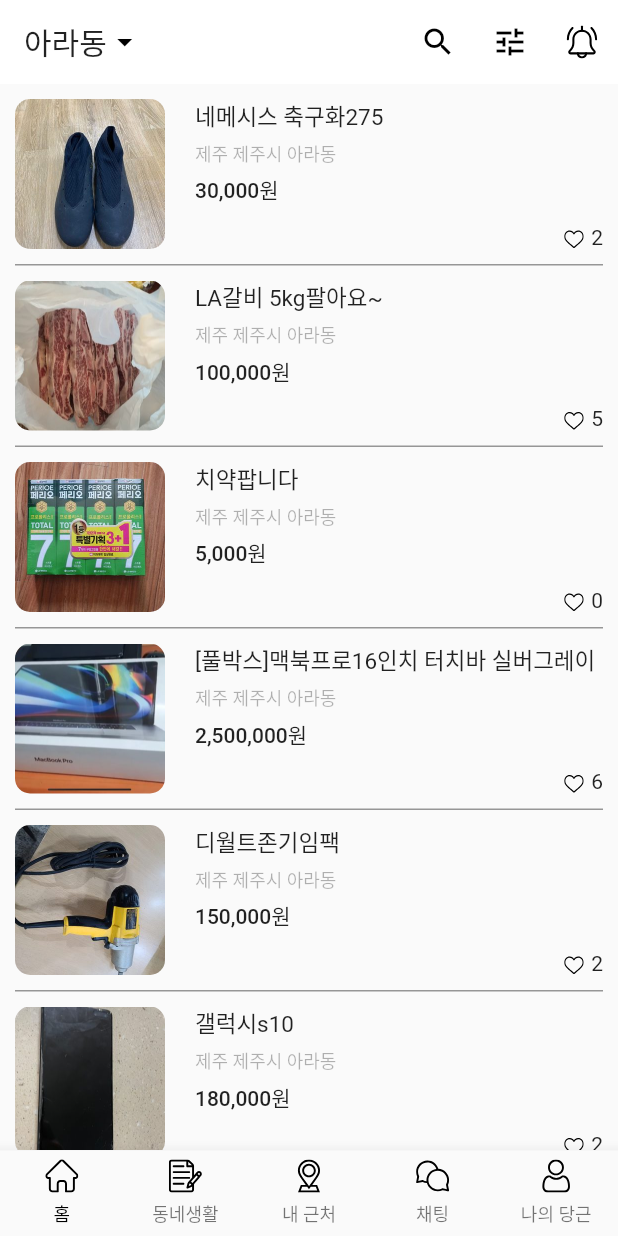
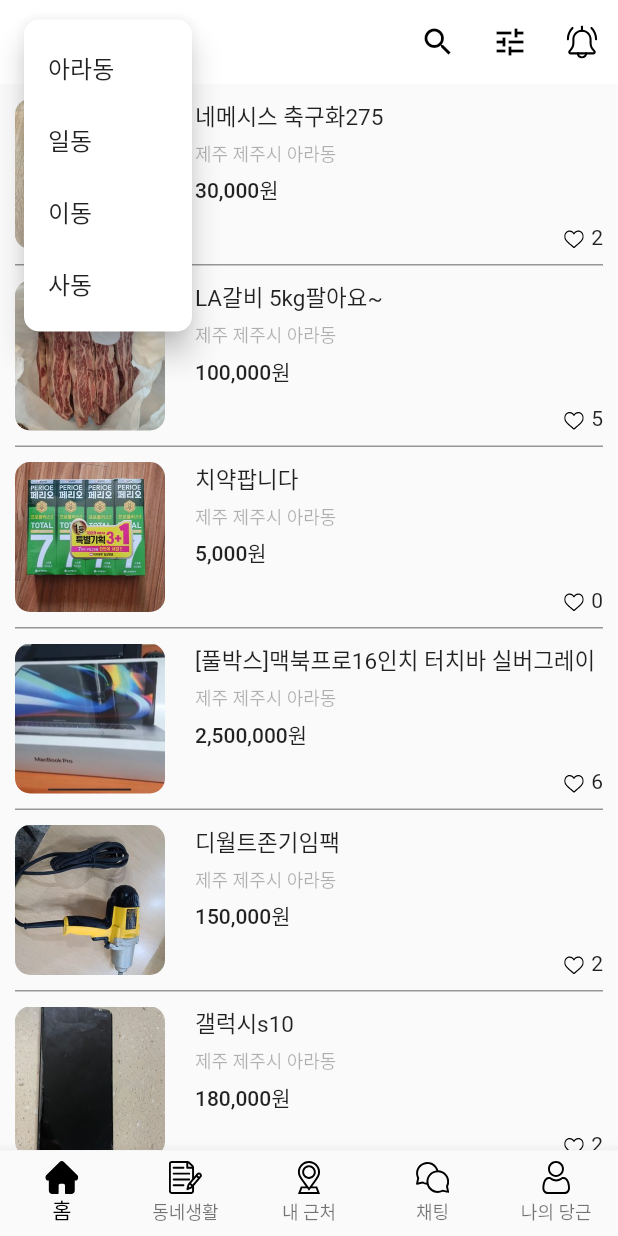
Before and after one commit to SHINDONGDONG/Flutter_Carrot, a Flutter app: the screen it shows after launch, after a tap on "아라동", on a phone screen of 412 x 824 dp. Run offline on Flutter 3.47's test engine with Material 2 defaults, Android fonts, the phone set to English and light mode, and no system bars; our stand-ins replace flutter_svg.

Commit message:
POPUP menu Map

```diff
--- a/lib/Widgets/app_bar.dart
+++ /dev/null
@@ -1,27 +0,0 @@
-import 'package:flutter/material.dart';
-import 'package:flutter_svg/svg.dart';
-
-Widget appBarWidget(){
-  return AppBar(
-    title: GestureDetector(
-      onTap: (){
-        print('Click');
-      },
-      // onLongPress: (){
-      //   print('Long press');
-      // },
-      child: Row(
-        children: [
-          Text('아라동'),
-          Icon(Icons.arrow_drop_down_outlined),
-        ],
-      ),
-    ),
-    elevation: 0.0,
-    actions: [
-      IconButton(icon: Icon(Icons.search), onPressed: (){}),
-      IconButton(icon: Icon(Icons.tune), onPressed: (){}),
-      IconButton(icon: SvgPicture.asset("assets/svg/bell.svg",width: 22,), onPressed: (){}),
-    ],
-  );
-}
--- a/lib/main.dart
+++ b/lib/main.dart
@@ -1,4 +1,5 @@
 import 'package:flutter/material.dart';
+import 'package:flutter_carrot/page/app.dart';
 import 'package:flutter_carrot/page/home.dart';
 
 void main() {
@@ -14,7 +15,7 @@ class MyApp extends StatelessWidget {
       theme: ThemeData(
         primaryColor: Colors.white
       ),
-      home: Home(),
+      home: App(),
     );
   }
 }
--- /dev/null
+++ b/lib/page/app.dart
@@ -0,0 +1,100 @@
+import 'package:flutter/material.dart';
+import 'package:flutter_svg/svg.dart';
+
+import 'home.dart';
+
+class App extends StatefulWidget {
+  App({Key key}) : super(key: key);
+
+  @override
+  _AppState createState() => _AppState();
+}
+
+class _AppState extends State<App> {
+  int _currentPageIndex = 0;
+
+  @override
+  void initState() {
+    super.initState();
+    _currentPageIndex = 0;
+  }
+
+  /*
+   * bottomNavigation UI
+   */
+  Widget _bottomNavigationWidget() {
+    return BottomNavigationBar(
+      type: BottomNavigationBarType.fixed,
+      currentIndex: _currentPageIndex,
+      onTap: (index) {
+        setState(() {
+          _currentPageIndex = index;
+        });
+      },
+      selectedItemColor: Colors.black,
+      items: <BottomNavigationBarItem>[
+        _bottomNavigationBarItem("home", "홈"),
+        _bottomNavigationBarItem("notes", "동네생활"),
+        _bottomNavigationBarItem("location", "내 근처"),
+        _bottomNavigationBarItem("chat", "채팅"),
+        _bottomNavigationBarItem("user", "나의 당근"),
+      ],
+    );
+  }
+
+  BottomNavigationBarItem _bottomNavigationBarItem(
+      String iconName, String name) {
+    return BottomNavigationBarItem(
+      icon: SvgPicture.asset(
+        "assets/svg/${iconName}_off.svg",
+        width: 22,
+      ),
+      activeIcon: SvgPicture.asset(
+        "assets/svg/${iconName}_on.svg",
+        width: 22,
+      ),
+      title: Padding(
+        padding: const EdgeInsets.only(top: 4.0),
+        child: Text(
+          name,
+          style: TextStyle(fontSize: 12),
+        ),
+      ),
+    );
+  }
+
+  /*
+   * body UI
+   */
+  Widget _bodyWidget() {
+    switch (_currentPageIndex) {
+      case 0:
+        return Home();
+        break;
+      case 1:
+        return Container();
+        break;
+      case 2:
+        return Container();
+        break;
+      case 3:
+        return Container();
+        break;
+      case 4:
+        return Container();
+        break;
+    }
+    return Container();
+  }
+
+  /*
+   * Home 위젯 구성
+   */
+  @override
+  Widget build(BuildContext context) {
+    return Scaffold(
+      body: _bodyWidget(),
+      bottomNavigationBar: _bottomNavigationWidget(),
+    );
+  }
+}
--- a/lib/page/home.dart
+++ b/lib/page/home.dart
@@ -1,6 +1,4 @@
-
 import 'package:flutter/material.dart';
-import 'package:flutter_carrot/Widgets/app_bar.dart';
 import 'package:flutter_svg/flutter_svg.dart';
 import 'package:intl/intl.dart';
 
@@ -9,17 +7,23 @@ class Home extends StatefulWidget {
   _HomeState createState() => _HomeState();
 }
 
-
-
 class _HomeState extends State<Home> {
-  List<Map<String,String>> datas =[];
-  int _curruntPageIndex = 0;
+  List<Map<String, String>> datas = [];
+  String _curruntLocation;
+  final Map<String,String> locationTypeToString = {           //밑에서 value를 키로 받은다음
+    "ara" : "아라동",                                         //키에다가 넣어준다 ㅠㅠ
+    "ildong":"일동",
+    "idong":"이동",
+    "sadong":"사동",
+  };
 
   @override
   void initState() {
     // TODO: implement initState
     super.initState();
-     datas = [
+    _curruntLocation = "ara";
+
+    datas = [
       {
         "image": "assets/images/1.jpg",
         "title": "네메시스 축구화275",
@@ -93,25 +97,24 @@ class _HomeState extends State<Home> {
     ];
   }
 
-
-  //intl 라이브러리 사용
-  final oCcy = new NumberFormat('#,###',"ko_KR");
-  //스트링 값의 price를 받아서 won으로 바꾸는 메소드
-  String calcStringToWon(String priceString){
-    return "${oCcy.format(int.parse(priceString))}원";
-  }
-
-  Widget _bodyWidget(){
-    return ListView.separated( //세퍼레이트는 개별개별의 아이템마다 사이간격 라인을 손쉽게 나눌수 잇게해줌
+  Widget _bodyWidget() {
+    return ListView.separated(
+      //세퍼레이트는 개별개별의 아이템마다 사이간격 라인을 손쉽게 나눌수 잇게해줌
       padding: EdgeInsets.symmetric(horizontal: 10),
       itemBuilder: (context, index) {
         return Container(
           padding: EdgeInsets.symmetric(vertical: 10),
           child: Row(
             children: [
-              ClipRRect(  //ClipRRect 로 보더레디우스 올 전체값을 레디우스 서클로 20줌
+              ClipRRect(
+                  //ClipRRect 로 보더레디우스 올 전체값을 레디우스 서클로 20줌
                   borderRadius: BorderRadius.all(Radius.circular(10)),
-                  child: Image.asset(datas[index]["image"],height: 100,width: 100,)), //현재 datas 리스트 맵형식에 index(리스트인덱스) ("image")맵형식의 데이터를 불러옴
+                  child: Image.asset(
+                    datas[index]["image"],
+                    height: 100,
+                    width: 100,
+                  )),
+              //현재 datas 리스트 맵형식에 index(리스트인덱스) ("image")맵형식의 데이터를 불러옴
               Expanded(
                 child: Container(
                   padding: EdgeInsets.only(left: 20),
@@ -119,22 +122,43 @@ class _HomeState extends State<Home> {
                   child: Column(
                     crossAxisAlignment: CrossAxisAlignment.start,
                     children: [
-                      Text(datas[index]["title"],
+                      Text(
+                        datas[index]["title"],
                         overflow: TextOverflow.ellipsis,
-                        style: TextStyle(fontSize: 15),),
-                      SizedBox(height: 5,),
-                      Text(datas[index]["location"],style: TextStyle(fontSize: 12,color: Colors.black.withOpacity(0.3)),),
-                      SizedBox(height: 5,),
-                      Text(calcStringToWon(datas[index]["price"]),style: TextStyle(fontWeight: FontWeight.w500),),
-                      SizedBox(height: 5,),
+                        style: TextStyle(fontSize: 15),
+                      ),
+                      SizedBox(
+                        height: 5,
+                      ),
+                      Text(
+                        datas[index]["location"],
+                        style: TextStyle(
+                            fontSize: 12, color: Colors.black.withOpacity(0.3)),
+                      ),
+                      SizedBox(
+                        height: 5,
+                      ),
+                      Text(
+                        calcStringToWon(datas[index]["price"]),
+                        style: TextStyle(fontWeight: FontWeight.w500),
+                      ),
+                      SizedBox(
+                        height: 5,
+                      ),
                       Expanded(
                         child: Container(
                           child: Row(
                             crossAxisAlignment: CrossAxisAlignment.end,
                             mainAxisAlignment: MainAxisAlignment.end,
                             children: [
-                              SvgPicture.asset("assets/svg/heart_off.svg",height: 13,width: 13,),
-                              SizedBox(width: 5,),
+                              SvgPicture.asset(
+                                "assets/svg/heart_off.svg",
+                                height: 13,
+                                width: 13,
+                              ),
+                              SizedBox(
+                                width: 5,
+                              ),
                               Text(datas[index]["likes"]),
                             ],
                           ),
@@ -149,45 +173,88 @@ class _HomeState extends State<Home> {
         );
       },
       separatorBuilder: (context, index) {
-        return Container(height: 1, color: Colors.black.withOpacity(0.4),);
+        return Container(
+          height: 1,
+          color: Colors.black.withOpacity(0.4),
+        );
       },
       itemCount: datas.length,
     );
   }
 
-  BottomNavigationBarItem _bottomNavigationBarItem(String iconName,String label){
-    return BottomNavigationBarItem(icon: Padding(
-      padding: const EdgeInsets.only(bottom: 5),
-      child: SvgPicture.asset("assets/svg/${iconName}_off.svg",width: 22,),
-    ),label: label);
-  }
 
-  Widget _bottomNavigationBarWidget(){
-    return BottomNavigationBar(
-      selectedFontSize: 12,
-      type: BottomNavigationBarType.fixed,
-      selectedItemColor: Colors.black,
-      onTap: (index) {  //탭을 눌렀을 때 몇번째 인자인지를 받고
-        setState(() {
-          _curruntPageIndex = index;
-        });
-      },
-        currentIndex: _curruntPageIndex,    //현재 인덱스는 _curruntpageindex라고 지정해준다
-        items: [
-          _bottomNavigationBarItem("home","홈"),
-          _bottomNavigationBarItem("notes","동네생활"),
-          _bottomNavigationBarItem("location","내 근처"),
-          _bottomNavigationBarItem("chat","채팅"),
-          _bottomNavigationBarItem("user","나의 당근"),
-        ]);
+  Widget appBarWidget(){
+    return AppBar(
+      title: GestureDetector(
+        onTap: (){
+          print('Click');
+        },
+        // onLongPress: (){
+        //   print('Long press');
+        // },
+        child: PopupMenuButton<String>(       //pop업 메뉴버튼을 생산할 수 있음!!
+          offset: Offset(0,0),
+          shape: ShapeBorder.lerp(            //쉐이프로 팝업된 메뉴를 둥글게 만들수있음 라운드렉팅!!
+              RoundedRectangleBorder(borderRadius: BorderRadius.circular(10)),
+              RoundedRectangleBorder(borderRadius: BorderRadius.circular(10)),
+              1
+          ),
+          onSelected: (String where) {
+            setState(() {
+              _curruntLocation = where; //밑에서 받은 value를 where에 넣고 커런트 로케이션에 넣어줌.
+            });
+          },
+          itemBuilder: (context) {
+            return [
+              PopupMenuItem(value: "ara",child: Text('아라동'),),    //팝업메뉴 아이템을 설정하면 클릭시 팝업메뉴가 밑으로 쫘르륵나옴
+              PopupMenuItem(value: "ildong",child: Text('일동'),),
+              PopupMenuItem(value: "idong",child: Text('이동'),),
+              PopupMenuItem(value: "sadong",child: Text('사동'),),
+            ];
+          },
+
+          child: Row(
+            children: [
+              Text(locationTypeToString[_curruntLocation]), //커런트 로케이션을 맵의 키에넣어주면 value값이 나오게된다.
+              Icon(Icons.arrow_drop_down_outlined),
+            ],
+          ),
+        ),
+      ),
+      elevation: 0.0,
+      actions: [
+        IconButton(icon: Icon(Icons.search), onPressed: (){}),
+        IconButton(icon: Icon(Icons.tune), onPressed: (){}),
+        IconButton(icon: SvgPicture.asset("assets/svg/bell.svg",width: 22,), onPressed: (){}),
+      ],
+    );
   }
 
   @override
   Widget build(BuildContext context) {
     return Scaffold(
-      appBar:appBarWidget(),
+      appBar: appBarWidget(),
       body: _bodyWidget(),
-      bottomNavigationBar: _bottomNavigationBarWidget(),
     );
   }
 }
+
+//intl 라이브러리 사용
+final oCcy = new NumberFormat('#,###', "ko_KR");
+//스트링 값의 price를 받아서 won으로 바꾸는 메소드
+String calcStringToWon(String priceString) {
+  return "${oCcy.format(int.parse(priceString))}원";
+}
+
+BottomNavigationBarItem _bottomNavigationBarItem(
+    String iconName, String label) {
+  return BottomNavigationBarItem(
+      icon: Padding(
+        padding: const EdgeInsets.only(bottom: 5),
+        child: SvgPicture.asset(
+          "assets/svg/${iconName}_off.svg",
+          width: 22,
+        ),
+      ),
+      label: label);
+}
```
